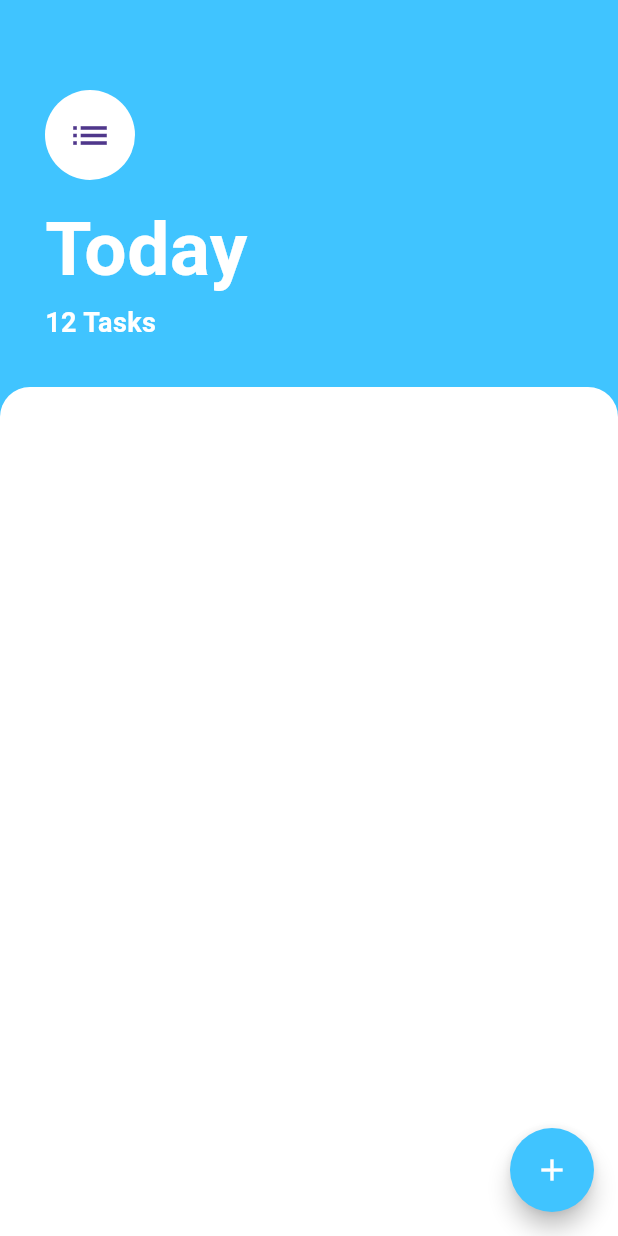
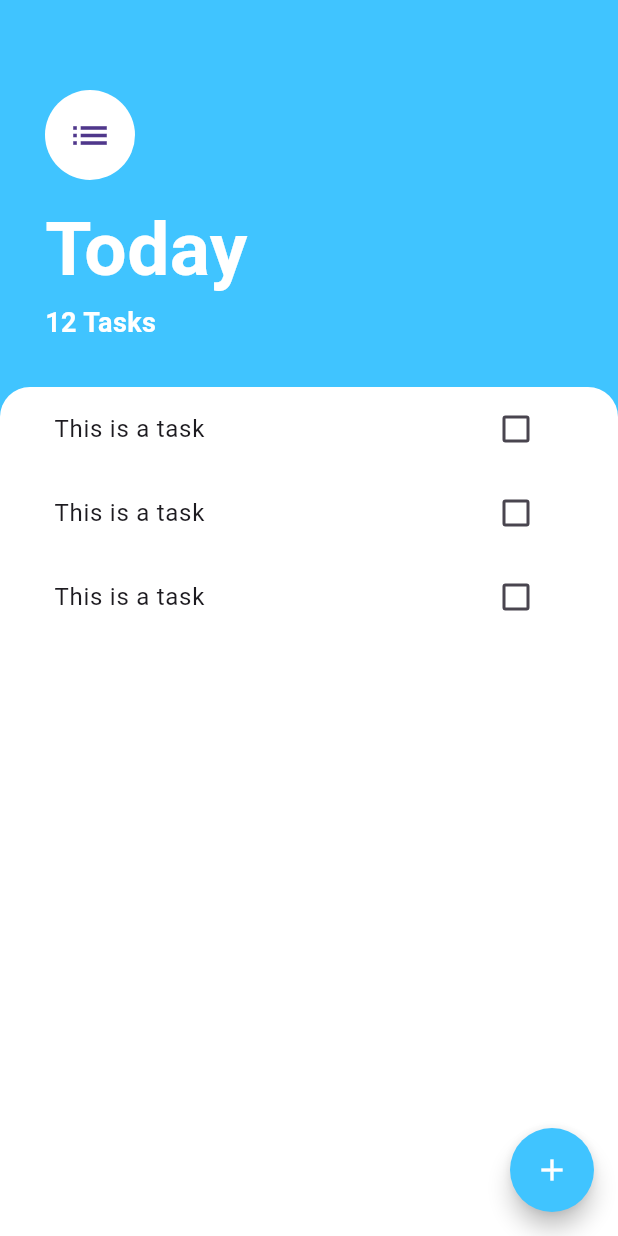
Before and after one commit to nicoleandlilli/todoey_flutter, a Flutter app: the screen it shows after launch, on a phone screen of 412 x 824 dp. Run offline on Flutter 3.47's test engine with Material 3 defaults, Android fonts, the phone set to English and light mode, and no system bars.

Commit message:
创建任务条目

```diff
--- a/lib/screens/tasks_screen.dart
+++ b/lib/screens/tasks_screen.dart
@@ -1,6 +1,8 @@
 
 import 'package:flutter/cupertino.dart';
 import 'package:flutter/material.dart';
+
+import '../widgets/tasks_list.dart';
 
 class TaskScreen extends StatelessWidget {
   @override
@@ -52,10 +54,12 @@ class TaskScreen extends StatelessWidget {
             ),
           ),
           Expanded(child: Container(
+            padding: EdgeInsets.symmetric(horizontal: 20.0),
             decoration: BoxDecoration(
               color: Colors.white,
               borderRadius: BorderRadius.only(topLeft: Radius.circular(20.0),topRight: Radius.circular(20.0)),
             ),
+            child: TaskList(),
           )),
         ],
 
--- /dev/null
+++ b/lib/widgets/task_tile.dart
@@ -0,0 +1,16 @@
+import 'package:flutter/material.dart';
+
+class TaskTile extends StatelessWidget {
+
+  @override
+  Widget build(BuildContext context) {
+    return ListTile(
+      title: Text(
+          'This is a task'
+      ),
+      trailing: Checkbox(
+        value: false, onChanged: (bool? value) {  },
+      ),
+    );
+  }
+}
--- /dev/null
+++ b/lib/widgets/tasks_list.dart
@@ -0,0 +1,15 @@
+import 'package:flutter/material.dart';
+import 'package:todoey_flutter/widgets/task_tile.dart';
+
+class TaskList extends StatelessWidget {
+  @override
+  Widget build(BuildContext context) {
+    return ListView(
+      children: <Widget>[
+        TaskTile(),
+        TaskTile(),
+        TaskTile(),
+      ],
+    );
+  }
+}
```
